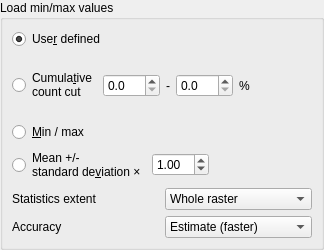
This is src/ui/qgsrasterminmaxwidgetbase.ui in qgis/QGIS as Qt 5 draws it before an edit. The edited form follows.
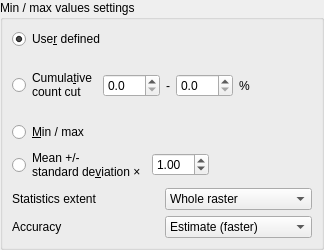
This is the edited form. Custom widgets are drawn as their Qt base class.

Commit message: [ui] rename the min/max widget group box title Since there is no more loading involved through the min/max widget, rename it to: "Min /max values settings"

What changed in the file:
```diff
--- a/src/ui/qgsrasterminmaxwidgetbase.ui
+++ b/src/ui/qgsrasterminmaxwidgetbase.ui
@@ -29,7 +29,7 @@
    <item>
     <widget class="QgsCollapsibleGroupBox" name="mLoadMinMaxValuesGroupBox">
      <property name="title">
-      <string>Load min/max values</string>
+      <string>Min / max values settings</string>
      </property>
      <property name="flat">
       <bool>true</bool>
```
